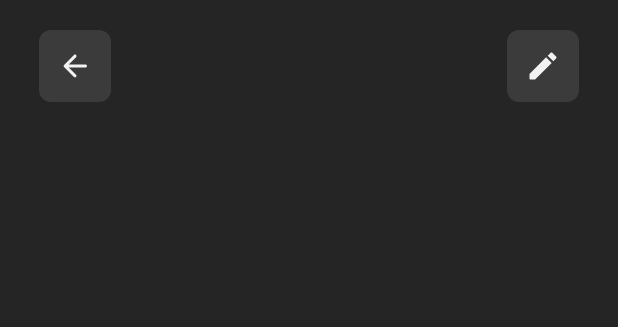
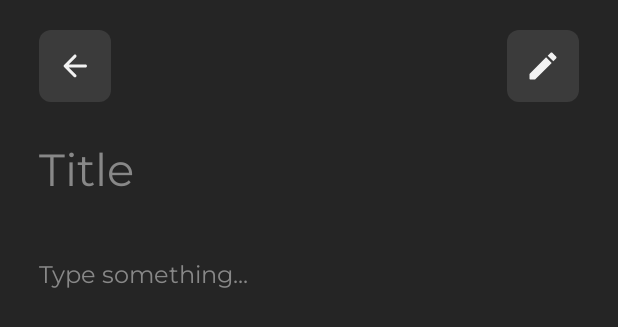
Before and after one commit to guiBrisson/note_app, an Android app built with Jetpack Compose: the @Preview function PreviewNoteScreen, on a phone screen of 412 x 824 dp. Shown: the top 327 px of the screen. Run offline under Robolectric (Android 15) with nearby library versions, the phone set to English and light mode, and no system bars; our stand-ins replace Dagger/Hilt's generated code, accompanist.

Commit message:
CustomTextField and note text components in NoteScreen.kt (#1)

```diff
--- a/app/src/main/java/me/brisson/note_app/presentation/note/NoteComponents.kt
+++ b/app/src/main/java/me/brisson/note_app/presentation/note/NoteComponents.kt
@@ -9,12 +9,21 @@ import androidx.compose.material.icons.rounded.ArrowBack
 import androidx.compose.material.icons.rounded.Edit
 import androidx.compose.material3.Icon
 import androidx.compose.material3.MaterialTheme
+import androidx.compose.material3.Surface
+import androidx.compose.material3.Text
 import androidx.compose.runtime.Composable
 import androidx.compose.ui.Alignment
 import androidx.compose.ui.Modifier
 import androidx.compose.ui.draw.clip
+import androidx.compose.ui.graphics.Color
 import androidx.compose.ui.graphics.vector.ImageVector
+import androidx.compose.ui.text.TextStyle
+import androidx.compose.ui.tooling.preview.Preview
 import androidx.compose.ui.unit.dp
+import androidx.compose.ui.unit.sp
+import me.brisson.note_app.ui.components.CustomTextField
+import me.brisson.note_app.ui.theme.NoteAppTheme
+import me.brisson.note_app.ui.theme.montserrat
 
 @Composable
 fun TopComponent(
@@ -29,6 +38,49 @@ fun TopComponent(
         CustomButton(imageVector = Icons.Rounded.ArrowBack, onClick = onBack)
         CustomButton(imageVector = Icons.Rounded.Edit, onClick = onEdit)
     }
+}
+
+@Composable
+fun NoteTitleTextField(
+    modifier: Modifier = Modifier,
+    onSearchInputChange: (input: String) -> Unit
+) {
+    val textStyle = TextStyle(
+        fontFamily = montserrat,
+        fontSize = 30.sp,
+        color = MaterialTheme.colorScheme.onBackground
+    )
+
+    CustomTextField(
+        modifier = modifier.heightIn(min = 50.dp),
+        onSearchInputChange = { onSearchInputChange(it) },
+        label = {
+            Text(text = "Title", style = textStyle, color = Color.Gray)
+        },
+        inputTextStyle = textStyle
+    )
+}
+
+@Composable
+fun NoteContentTextField(
+    modifier: Modifier = Modifier,
+    onSearchInputChange: (input: String) -> Unit
+) {
+    val textStyle = TextStyle(
+        fontFamily = montserrat,
+        fontSize = 16.sp,
+        color = MaterialTheme.colorScheme.onBackground
+    )
+
+    CustomTextField(
+        modifier = modifier.heightIn(min = 50.dp),
+        onSearchInputChange = { onSearchInputChange(it) },
+        label = {
+            Text(text = "Type something...", style = textStyle, color = Color.Gray)
+        },
+        inputTextStyle = textStyle
+    )
+
 }
 
 @Composable
@@ -52,3 +104,30 @@ private fun CustomButton(
         )
     }
 }
+
+@Preview
+@Composable
+fun PreviewTopComponent() {
+    NoteAppTheme {
+        Surface(color = MaterialTheme.colorScheme.background) {
+            TopComponent(
+                modifier = Modifier.padding(horizontal = 20.dp),
+                onBack = { },
+                onEdit = { }
+            )
+        }
+    }
+}
+
+@Preview
+@Composable
+fun PreviewNoteTitleTextField() {
+    NoteAppTheme {
+        Surface(color = MaterialTheme.colorScheme.background) {
+            Column(modifier = Modifier.padding(horizontal = 20.dp)) {
+                NoteTitleTextField(onSearchInputChange = { })
+                NoteContentTextField(onSearchInputChange = { })
+            }
+        }
+    }
+}
--- a/app/src/main/java/me/brisson/note_app/presentation/note/NoteScreen.kt
+++ b/app/src/main/java/me/brisson/note_app/presentation/note/NoteScreen.kt
@@ -28,6 +28,11 @@ fun NoteScreen(
             .padding(horizontal = 26.dp, vertical = 20.dp)
         ) {
             TopComponent(onBack = onBack, onEdit = { /*todo*/ })
+            NoteTitleTextField(
+                modifier = Modifier.padding(vertical = 20.dp),
+                onSearchInputChange = { /*todo*/ }
+            )
+            NoteContentTextField(onSearchInputChange = { /*todo*/ })
         }
     }
 }
--- /dev/null
+++ b/app/src/main/java/me/brisson/note_app/ui/components/CustomTextField.kt
@@ -0,0 +1,113 @@
+package me.brisson.note_app.ui.components
+
+import androidx.compose.foundation.clickable
+import androidx.compose.foundation.layout.*
+import androidx.compose.foundation.text.BasicTextField
+import androidx.compose.foundation.text.KeyboardActions
+import androidx.compose.foundation.text.KeyboardOptions
+import androidx.compose.material.icons.Icons
+import androidx.compose.material.icons.rounded.Clear
+import androidx.compose.material3.Icon
+import androidx.compose.material3.MaterialTheme
+import androidx.compose.material3.Surface
+import androidx.compose.material3.Text
+import androidx.compose.runtime.*
+import androidx.compose.ui.Alignment
+import androidx.compose.ui.Modifier
+import androidx.compose.ui.focus.FocusRequester
+import androidx.compose.ui.focus.focusRequester
+import androidx.compose.ui.graphics.Color
+import androidx.compose.ui.graphics.SolidColor
+import androidx.compose.ui.text.TextStyle
+import androidx.compose.ui.text.input.TextFieldValue
+import androidx.compose.ui.tooling.preview.Preview
+import androidx.compose.ui.unit.dp
+import me.brisson.note_app.ui.theme.NoteAppTheme
+import me.brisson.note_app.ui.theme.montserrat
+
+@Composable
+fun CustomTextField(
+    modifier: Modifier = Modifier,
+    focusRequester: FocusRequester = FocusRequester(),
+    label: @Composable (() -> Unit)? = null,
+    onSearchInputChange: (input: String) -> Unit,
+    onClearInput: (() -> Unit)? = null,
+    keyboardOptions: KeyboardOptions = KeyboardOptions.Default,
+    keyboardActions: KeyboardActions = KeyboardActions.Default,
+    inputTextStyle: TextStyle = TextStyle.Default
+) {
+    var input by remember { mutableStateOf(TextFieldValue("")) }
+
+    BasicTextField(
+        modifier = modifier
+            .fillMaxWidth()
+            .heightIn(40.dp)
+            .focusRequester(focusRequester),
+        value = input,
+        onValueChange = {
+            input = it
+            onSearchInputChange(it.text)
+        },
+        singleLine = true,
+        textStyle = inputTextStyle,
+        keyboardOptions = keyboardOptions,
+        keyboardActions = keyboardActions,
+        cursorBrush = SolidColor(MaterialTheme.colorScheme.onSurface),
+        decorationBox = { innerTextField ->
+            Row(
+                modifier = Modifier
+                    .height(IntrinsicSize.Max)
+                    .fillMaxWidth()
+                    .padding(horizontal = 0.dp),
+                verticalAlignment = Alignment.CenterVertically,
+                horizontalArrangement = Arrangement.SpaceBetween
+            ) {
+                Box(
+                    modifier = Modifier
+                        .weight(1f)
+                        .height(IntrinsicSize.Max)
+                ) {
+                    if (input.text.isEmpty() && label != null) {
+                        label()
+                    }
+                    innerTextField()
+                }
+                onClearInput?.let { onClearInput ->
+                    Box(
+                        modifier = Modifier
+                            .padding(start = 5.dp)
+                            .height(IntrinsicSize.Max)
+                            .clickable {
+                                input = TextFieldValue("")
+                                onClearInput()
+                            }
+                    ) {
+                        Icon(
+                            modifier = Modifier.align(Alignment.Center),
+                            imageVector = Icons.Rounded.Clear,
+                            contentDescription = null,
+                            tint = MaterialTheme.colorScheme.onSurface
+                        )
+                    }
+                }
+            }
+        }
+    )
+}
+
+@Preview
+@Composable
+fun PreviewCustomTextField() {
+    NoteAppTheme {
+        Surface {
+            CustomTextField(
+                modifier = Modifier.height(50.dp),
+                onSearchInputChange = { },
+                label = {
+                    Text(text = "label", color = Color.Gray, fontFamily = montserrat)
+                },
+                onClearInput = { }
+            )
+        }
+    }
+}
```
Also changed, not shown: app/src/main/java/me/brisson/note_app/presentation/note_list/NoteListComponents.kt (+7 -42 lines).
